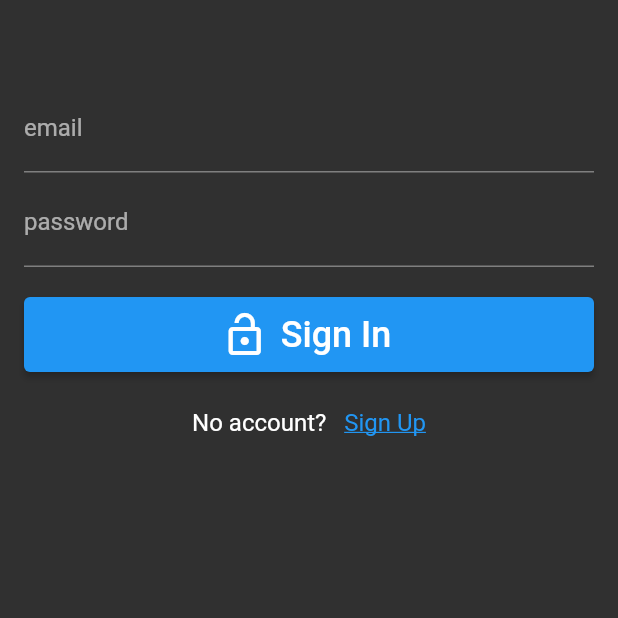
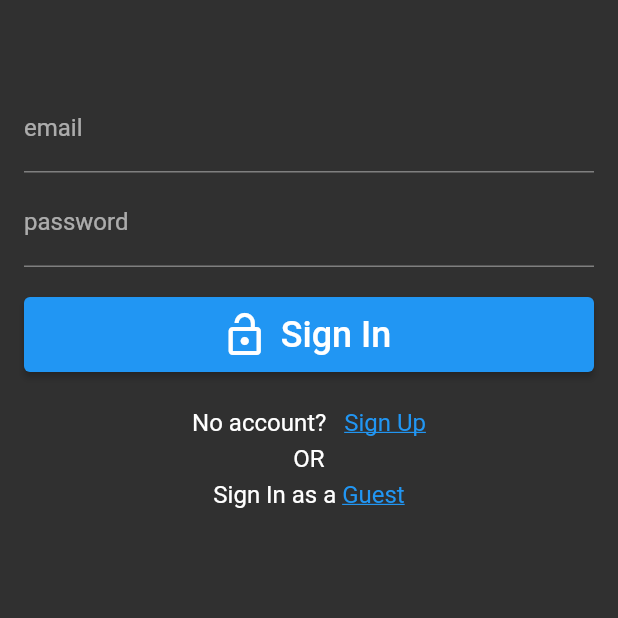
Before and after one commit to fadymena/appProj, a Flutter app: the screen it shows after launch, after a tap on "Sign In", on a phone screen of 412 x 824 dp, the top half of it. Run offline on Flutter 3.47's test engine with Material 2 defaults, Android fonts, the phone set to English and light mode, and no system bars; our stand-ins replace firebase_auth, firebase_core, fl_chart; accounts and stored records are empty; network calls fail.

Commit message:
modified database connection methods

```diff
--- /dev/null
+++ b/lib/model/connection.dart
@@ -0,0 +1,44 @@
+import 'package:firebase_auth/firebase_auth.dart';
+import 'package:flutter/material.dart';
+
+import '../main.dart';
+
+class Connection {
+  void signOut() {
+    FirebaseAuth.instance.signOut();
+  }
+
+  Future signIn(String email, String pass, BuildContext context) async {
+    showDialog(
+      context: context,
+      barrierDismissible: false,
+      builder: (context) => const Center(
+        child: CircularProgressIndicator(),
+      ),
+    );
+    try {
+      await FirebaseAuth.instance.signInWithEmailAndPassword(
+        email: email,
+        password: pass,
+      );
+    } on FirebaseAuthException catch (e) {
+      print(e);
+    }
+    navigatorKey.currentState!.popUntil((route) => route.isFirst);
+  }
+
+  Future signInAnom() async {
+    try {
+      await FirebaseAuth.instance.signInAnonymously();
+      print("Signed in with temporary account.");
+    } on FirebaseAuthException catch (e) {
+      switch (e.code) {
+        case "operation-not-allowed":
+          print("Anonymous auth hasn't been enabled for this project.");
+          break;
+        default:
+          print("Unknown error.");
+      }
+    }
+  }
+}
--- a/lib/pages/learn_flutter.dart
+++ b/lib/pages/learn_flutter.dart
@@ -1,5 +1,6 @@
 import 'package:firebase_auth/firebase_auth.dart';
 import 'package:flutter/material.dart';
+import 'package:flutter_application_2/model/connection.dart';
 
 //import '../module/connection.dart.any';
 
@@ -17,6 +18,7 @@ class _LearnFlutterState extends State<LearnFlutter> {
   String name = 'adel';
   final controller = TextEditingController();
   final user = FirebaseAuth.instance.currentUser!;
+  final Connection connection = Connection();
   //final databaseReference = FirebaseFirestore.instance;
   /*void addRecord() async {
     await databaseReference.collection('users').add({'age': age, 'name': name});
@@ -188,7 +190,7 @@ class _LearnFlutterState extends State<LearnFlutter> {
               style: ElevatedButton.styleFrom(
                 minimumSize: const Size.fromHeight(50),
               ),
-              onPressed: () => FirebaseAuth.instance.signOut(),
+              onPressed: () => connection.signOut(),
               icon: const Icon(
                 Icons.arrow_back,
                 size: 32,
--- a/lib/pages/login_page.dart
+++ b/lib/pages/login_page.dart
@@ -1,5 +1,8 @@
+import 'dart:async';
+
 import 'package:firebase_auth/firebase_auth.dart';
 import 'package:flutter/material.dart';
+import 'package:flutter_application_2/model/connection.dart';
 
 import '../main.dart';
 
@@ -13,6 +16,7 @@ class LoginPage extends StatefulWidget {
 class _LoginPageState extends State<LoginPage> {
   final emailController = TextEditingController();
   final passwdController = TextEditingController();
+  final Connection connection = Connection();
 
   @override
   void dispose() {
@@ -45,7 +49,8 @@ class _LoginPageState extends State<LoginPage> {
             height: 20,
           ),
           ElevatedButton.icon(
-            onPressed: signIn,
+            onPressed: () => connection.signIn(emailController.text.trim(),
+                passwdController.text.trim(), context),
             style: ElevatedButton.styleFrom(
                 minimumSize: const Size.fromHeight(50)),
             icon: const Icon(Icons.lock_open, size: 32),
@@ -67,28 +72,31 @@ class _LoginPageState extends State<LoginPage> {
                     style: TextStyle(
                         decoration: TextDecoration.underline,
                         color: Theme.of(context).colorScheme.primary))
+              ])),
+          const SizedBox(
+            height: 5,
+          ),
+          RichText(
+              text: const TextSpan(
+            style: TextStyle(color: Colors.white, fontSize: 16),
+            text: 'OR',
+          )),
+          const SizedBox(
+            height: 5,
+          ),
+          RichText(
+              text: TextSpan(
+                  style: const TextStyle(color: Colors.white, fontSize: 16),
+                  text: 'Sign In as a ',
+                  children: [
+                TextSpan(
+                    text: 'Guest',
+                    style: TextStyle(
+                        decoration: TextDecoration.underline,
+                        color: Theme.of(context).colorScheme.primary))
               ]))
         ],
       ),
     );
   }
-
-  Future signIn() async {
-    showDialog(
-      context: context,
-      barrierDismissible: false,
-      builder: (context) => const Center(
-        child: CircularProgressIndicator(),
-      ),
-    );
-    try {
-      await FirebaseAuth.instance.signInWithEmailAndPassword(
-        email: emailController.text.trim(),
-        password: passwdController.text.trim(),
-      );
-    } on FirebaseAuthException catch (e) {
-      print(e);
-    }
-    navigatorKey.currentState!.popUntil((route) => route.isFirst);
-  }
 }
```
